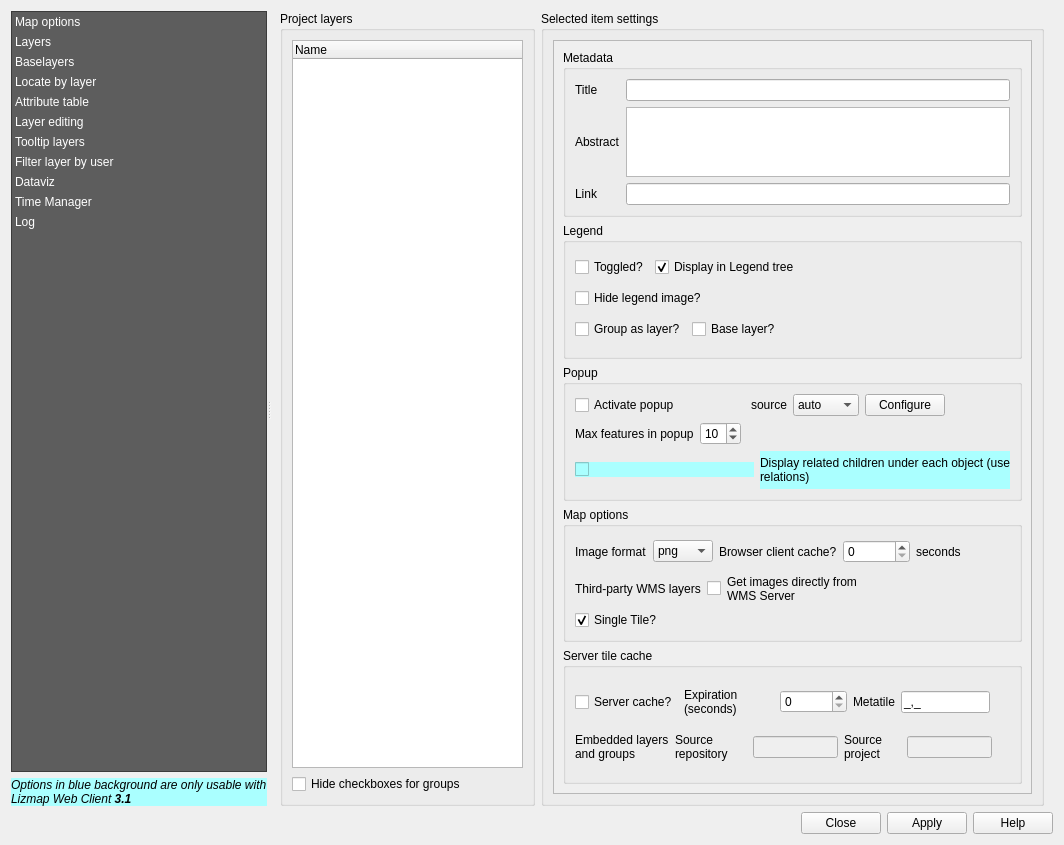
Qt form ui_lizmap.ui (3liz/lizmap-plugin) before a commit.
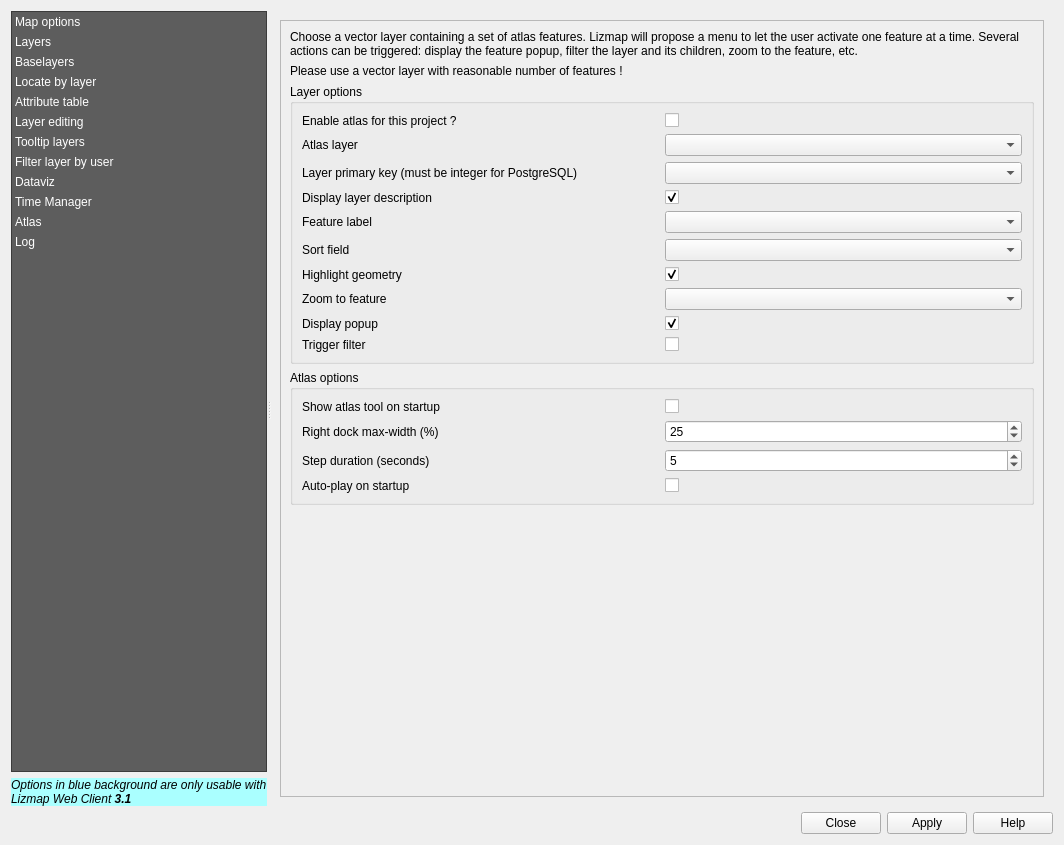
The same form after that commit. The open tabs and pages were chosen to show the change. Icons and pictures are not drawn. Custom widgets are drawn as their Qt base class.

Commit message: [FEATURE] New Atlas tool to navigate through a layer features

```diff
--- a/ui_lizmap.ui
+++ b/ui_lizmap.ui
@@ -199,6 +199,17 @@
            </iconset>
           </property>
          </item>
+         <item>
+          <property name="text">
+           <string>Atlas</string>
+          </property>
+          <property name="icon">
+           <iconset>
+            <normalon>:/plugins/lizmap/icons/atlas-icon-white.png</normalon>
+            <selectedon>:/plugins/lizmap/icons/atlas-icon-dark.png</selectedon>
+           </iconset>
+          </property>
+         </item>
          <item>
           <property name="text">
            <string>Log</string>
@@ -824,8 +835,8 @@
                <rect>
                 <x>0</x>
                 <y>0</y>
-                <width>784</width>
-                <height>794</height>
+                <width>445</width>
+                <height>142</height>
                </rect>
               </property>
               <layout class="QHBoxLayout" name="horizontalLayout_28">
@@ -903,8 +914,8 @@
                       <rect>
                        <x>0</x>
                        <y>0</y>
-                       <width>486</width>
-                       <height>756</height>
+                       <width>477</width>
+                       <height>714</height>
                       </rect>
                      </property>
                      <layout class="QVBoxLayout" name="verticalLayout_9">
@@ -3771,6 +3782,305 @@
            </item>
           </layout>
          </widget>
+         <widget class="QWidget" name="page_2">
+          <layout class="QVBoxLayout" name="verticalLayout_20">
+           <item>
+            <widget class="QScrollArea" name="scrollArea_12">
+             <property name="widgetResizable">
+              <bool>true</bool>
+             </property>
+             <widget class="QWidget" name="scrollAreaWidgetContents_12">
+              <property name="geometry">
+               <rect>
+                <x>0</x>
+                <y>0</y>
+                <width>764</width>
+                <height>774</height>
+               </rect>
+              </property>
+              <layout class="QVBoxLayout" name="verticalLayout_41">
+               <item>
+                <widget class="QLabel" name="label_81">
+                 <property name="text">
+                  <string>Choose a vector layer containing a set of atlas features. Lizmap will propose a menu to let the user activate one feature at a time. Several actions can be triggered: display the feature popup, filter the layer and its children, zoom to the feature, etc.</string>
+                 </property>
+                 <property name="wordWrap">
+                  <bool>true</bool>
+                 </property>
+                </widget>
+               </item>
+               <item>
+                <widget class="QLabel" name="label_90">
+                 <property name="text">
+                  <string>Please use a vector layer with reasonable number of features !</string>
+                 </property>
+                </widget>
+               </item>
+               <item>
+                <widget class="QGroupBox" name="groupBox">
+                 <property name="title">
+                  <string>Layer options</string>
+                 </property>
+                 <layout class="QVBoxLayout" name="verticalLayout_42">
+                  <item>
+                   <layout class="QGridLayout" name="gridLayout">
+                    <item row="1" column="3">
+                     <widget class="QgsMapLayerComboBox" name="atlasLayer">
+                      <property name="filters">
+                       <set>QgsMapLayerProxyModel::VectorLayer</set>
+                      </property>
+                     </widget>
+                    </item>
+                    <item row="8" column="1">
+                     <widget class="QLabel" name="label_84">
+                      <property name="text">
+                       <string>Zoom to feature</string>
+                      </property>
+                     </widget>
+                    </item>
+                    <item row="10" column="1">
+                     <widget class="QLabel" name="label_86">
+                      <property name="text">
+                       <string>Trigger filter</string>
+                      </property>
+                     </widget>
+                    </item>
+                    <item row="9" column="3">
+                     <widget class="QCheckBox" name="atlasDisplayPopup">
+                      <property name="text">
+                       <string/>
+                      </property>
+                      <property name="checked">
+                       <bool>true</bool>
+                      </property>
+                     </widget>
+                    </item>
+                    <item row="1" column="1">
+                     <widget class="QLabel" name="label_82">
+                      <property name="text">
+                       <string>Atlas layer</string>
+                      </property>
+                     </widget>
+                    </item>
+                    <item row="5" column="1">
+                     <widget class="QLabel" name="label_83">
+                      <property name="text">
+                       <string>Feature label</string>
+                      </property>
+                     </widget>
+                    </item>
+                    <item row="9" column="1">
+                     <widget class="QLabel" name="label_85">
+                      <property name="text">
+                       <string>Display popup</string>
+                      </property>
+                     </widget>
+                    </item>
+                    <item row="10" column="3">
+                     <widget class="QCheckBox" name="atlasTriggerFilter">
+                      <property name="text">
+                       <string/>
+                      </property>
+                     </widget>
+                    </item>
+                    <item row="3" column="3">
+                     <widget class="QCheckBox" name="atlasDisplayLayerDescription">
+                      <property name="text">
+                       <string/>
+                      </property>
+                      <property name="checked">
+                       <bool>true</bool>
+                      </property>
+                     </widget>
+                    </item>
+                    <item row="3" column="1">
+                     <widget class="QLabel" name="label_88">
+                      <property name="text">
+                       <string>Display layer description</string>
+                      </property>
+                     </widget>
+                    </item>
+                    <item row="5" column="3">
+                     <widget class="QgsFieldComboBox" name="atlasFeatureLabel"/>
+                    </item>
+                    <item row="0" column="3">
+                     <widget class="QCheckBox" name="atlasEnabled">
+                      <property name="text">
+                       <string/>
+                      </property>
+                     </widget>
+                    </item>
+                    <item row="0" column="1">
+                     <widget class="QLabel" name="label_91">
+                      <property name="text">
+                       <string>Enable atlas for this project ?</string>
+                      </property>
+                     </widget>
+                    </item>
+                    <item row="7" column="1">
+                     <widget class="QLabel" name="label_92">
+                      <property name="text">
+                       <string>Highlight geometry</string>
+                      </property>
+                     </widget>
+                    </item>
+                    <item row="7" column="3">
+                     <widget class="QCheckBox" name="atlasHighlightGeometry">
+                      <property name="text">
+                       <string/>
+                      </property>
+                      <property name="checked">
+                       <bool>true</bool>
+                      </property>
+                     </widget>
+                    </item>
+                    <item row="6" column="1">
+                     <widget class="QLabel" name="label_93">
+                      <property name="text">
+                       <string>Sort field</string>
+                      </property>
+                     </widget>
+                    </item>
+                    <item row="6" column="3">
+                     <widget class="QgsFieldComboBox" name="atlasSortField"/>
+                    </item>
+                    <item row="8" column="3">
+                     <widget class="QComboBox" name="atlasZoom">
+                      <item>
+                       <property name="text">
+                        <string/>
+                       </property>
+                      </item>
+                      <item>
+                       <property name="text">
+                        <string>zoom</string>
+                       </property>
+                      </item>
+                      <item>
+                       <property name="text">
+                        <string>center</string>
+                       </property>
+                      </item>
+                     </widget>
+                    </item>
+                    <item row="2" column="1">
+                     <widget class="QLabel" name="label_96">
+                      <property name="text">
+                       <string>Layer primary key (must be integer for PostgreSQL)</string>
+                      </property>
+                     </widget>
+                    </item>
+                    <item row="2" column="3">
+                     <widget class="QgsFieldComboBox" name="atlasPrimaryKey"/>
+                    </item>
+                   </layout>
+                  </item>
+                 </layout>
+                </widget>
+               </item>
+               <item>
+                <widget class="QGroupBox" name="groupBox_2">
+                 <property name="title">
+                  <string>Atlas options</string>
+                 </property>
+                 <layout class="QVBoxLayout" name="verticalLayout_44">
+                  <item>
+                   <layout class="QGridLayout" name="gridLayout_5">
+                    <item row="3" column="0">
+                     <widget class="QLabel" name="label_94">
+                      <property name="text">
+                       <string>Step duration (seconds)</string>
+                      </property>
+                     </widget>
+                    </item>
+                    <item row="0" column="0">
+                     <widget class="QLabel" name="label_95">
+                      <property name="text">
+                       <string>Show atlas tool on startup</string>
+                      </property>
+                     </widget>
+                    </item>
+                    <item row="0" column="1">
+                     <widget class="QCheckBox" name="atlasShowAtStartup">
+                      <property name="text">
+                       <string/>
+                      </property>
+                     </widget>
+                    </item>
+                    <item row="3" column="1">
+                     <widget class="QSpinBox" name="atlasDuration">
+                      <property name="minimum">
+                       <number>2</number>
+                      </property>
+                      <property name="maximum">
+                       <number>60</number>
+                      </property>
+                      <property name="value">
+                       <number>5</number>
+                      </property>
+                     </widget>
+                    </item>
+                    <item row="4" column="0">
+                     <widget class="QLabel" name="label_89">
+                      <property name="text">
+                       <string>Auto-play on startup</string>
+                      </property>
+                     </widget>
+                    </item>
+                    <item row="4" column="1">
+                     <widget class="QCheckBox" name="atlasAutoPlay">
+                      <property name="text">
+                       <string/>
+                      </property>
+                     </widget>
+                    </item>
+                    <item row="1" column="0">
+                     <widget class="QLabel" name="label_87">
+                      <property name="text">
+                       <string>Right dock max-width (%)</string>
+                      </property>
+                     </widget>
+                    </item>
+                    <item row="1" column="1">
+                     <widget class="QSpinBox" name="atlasMaxWidth">
+                      <property name="minimum">
+                       <number>20</number>
+                      </property>
+                      <property name="maximum">
+                       <number>50</number>
+                      </property>
+                      <property name="singleStep">
+                       <number>5</number>
+                      </property>
+                      <property name="value">
+                       <number>25</number>
+                      </property>
+                     </widget>
+                    </item>
+                   </layout>
+                  </item>
+                 </layout>
+                </widget>
+               </item>
+               <item>
+                <spacer name="verticalSpacer_2">
+                 <property name="orientation">
+                  <enum>Qt::Vertical</enum>
+                 </property>
+                 <property name="sizeHint" stdset="0">
+                  <size>
+                   <width>20</width>
+                   <height>40</height>
+                  </size>
+                 </property>
+                </spacer>
+               </item>
+              </layout>
+             </widget>
+            </widget>
+           </item>
+          </layout>
+         </widget>
          <widget class="QWidget" name="pageLog">
           <layout class="QVBoxLayout" name="verticalLayout_40">
            <property name="margin">
```
Left out of the diff: 196 changed lines with no effect on the pictures. The commit also changes 7 other files.
